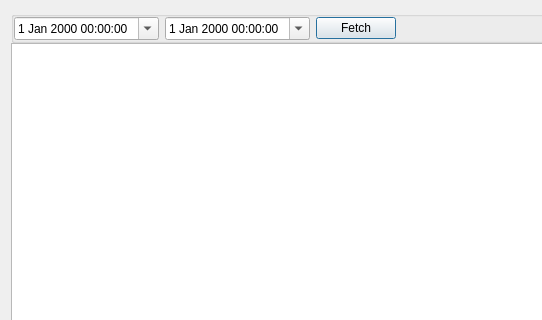
This is audit/auditdialog.ui in ytxerp/ytx-client as Qt 5 draws it before an edit; both pictures show x 0 to 542 and y 0 to 320 of the 1217 by 667 pixel window. The edited form follows.
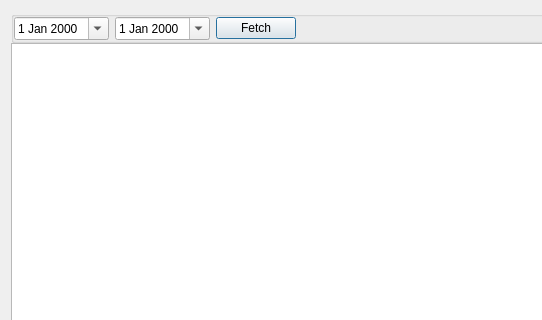
This is the edited form. Custom widgets are drawn as their Qt base class.

```diff
--- a/audit/auditdialog.ui
+++ b/audit/auditdialog.ui
@@ -40,14 +40,14 @@
        <number>0</number>
       </property>
       <item>
-       <widget class="DateTimeEdit" name="dateTimeEditStart">
+       <widget class="DateEdit" name="dateEditStart">
         <property name="calendarPopup">
          <bool>true</bool>
         </property>
        </widget>
       </item>
       <item>
-       <widget class="DateTimeEdit" name="dateTimeEditEnd">
+       <widget class="DateEdit" name="dateEditEnd">
         <property name="calendarPopup">
          <bool>true</bool>
         </property>
@@ -80,9 +80,9 @@
  </widget>
  <customwidgets>
   <customwidget>
-   <class>DateTimeEdit</class>
-   <extends>QDateTimeEdit</extends>
-   <header location="global">widget/datetimeedit.h</header>
+   <class>DateEdit</class>
+   <extends>QDateEdit</extends>
+   <header location="global">widget/dateedit.h</header>
   </customwidget>
  </customwidgets>
  <tabstops>
```
Left out of the diff: 4 changed lines with no effect on the pictures.
